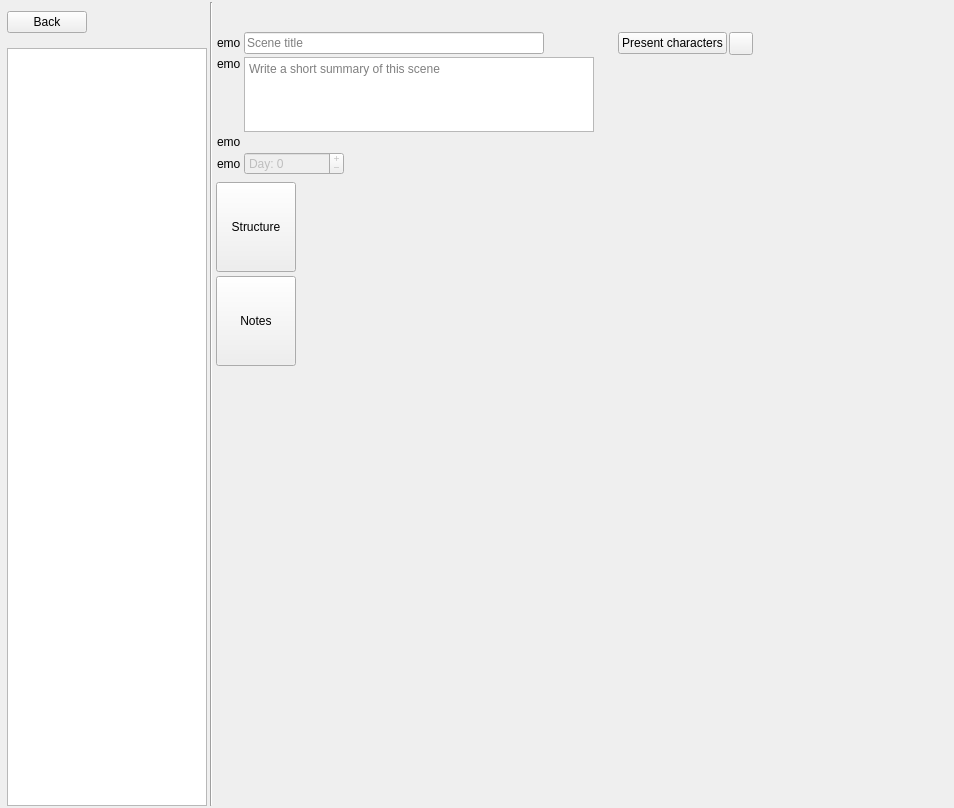
Before: the Qt Designer form ui/scene_editor.ui in zkovari/plotlyst, drawn with Qt 5.
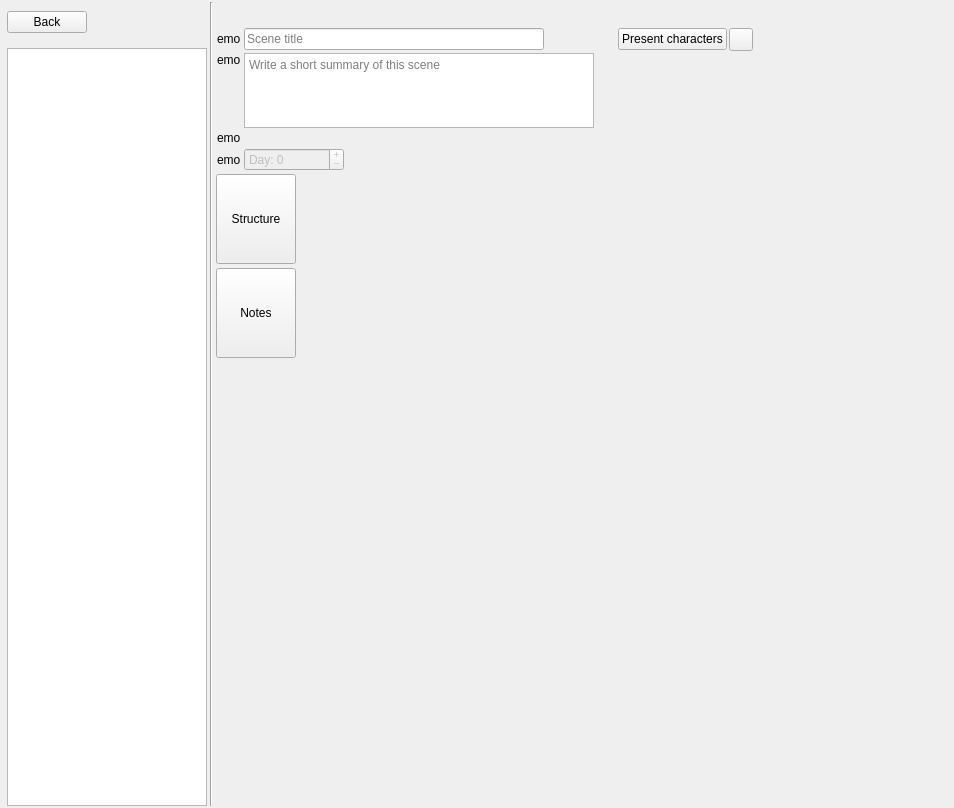
After: the same form once the commit is applied. Custom widgets are drawn as their Qt base class.

Commit message: Refactor character avatar widget

What changed in the file:
```diff
--- a/ui/scene_editor.ui
+++ b/ui/scene_editor.ui
@@ -128,7 +128,7 @@
    <item>
     <layout class="QVBoxLayout" name="verticalLayout_3">
      <property name="spacing">
-      <number>4</number>
+      <number>0</number>
      </property>
      <property name="topMargin">
       <number>20</number>
```
The commit also changes 5 other files.
